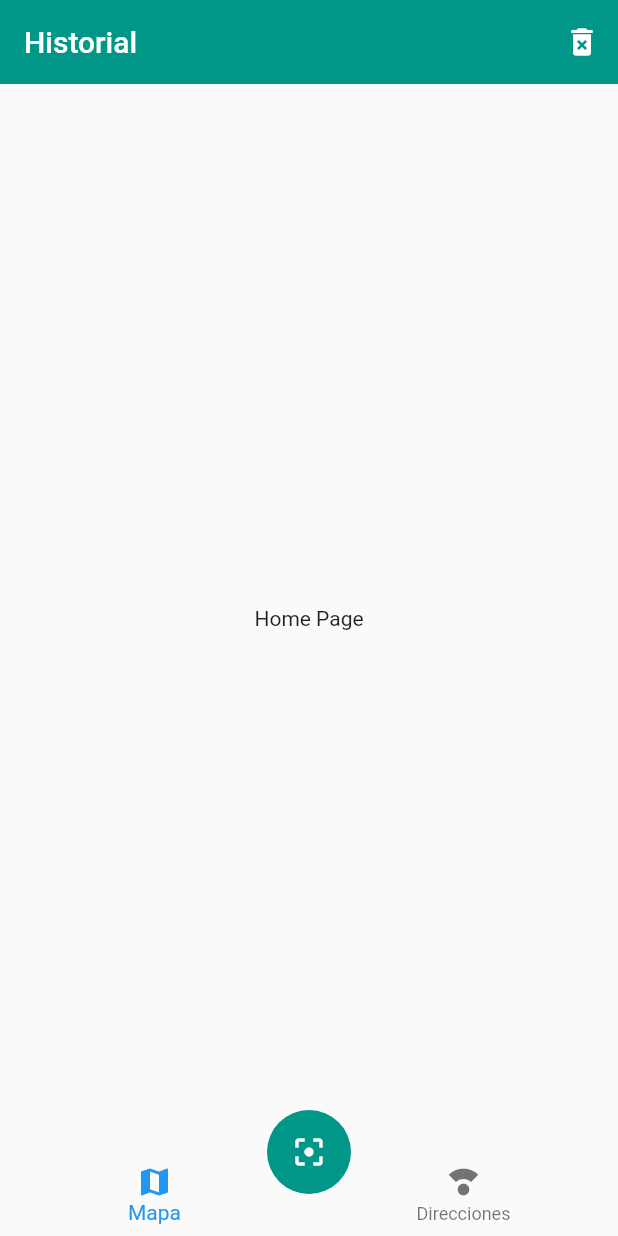
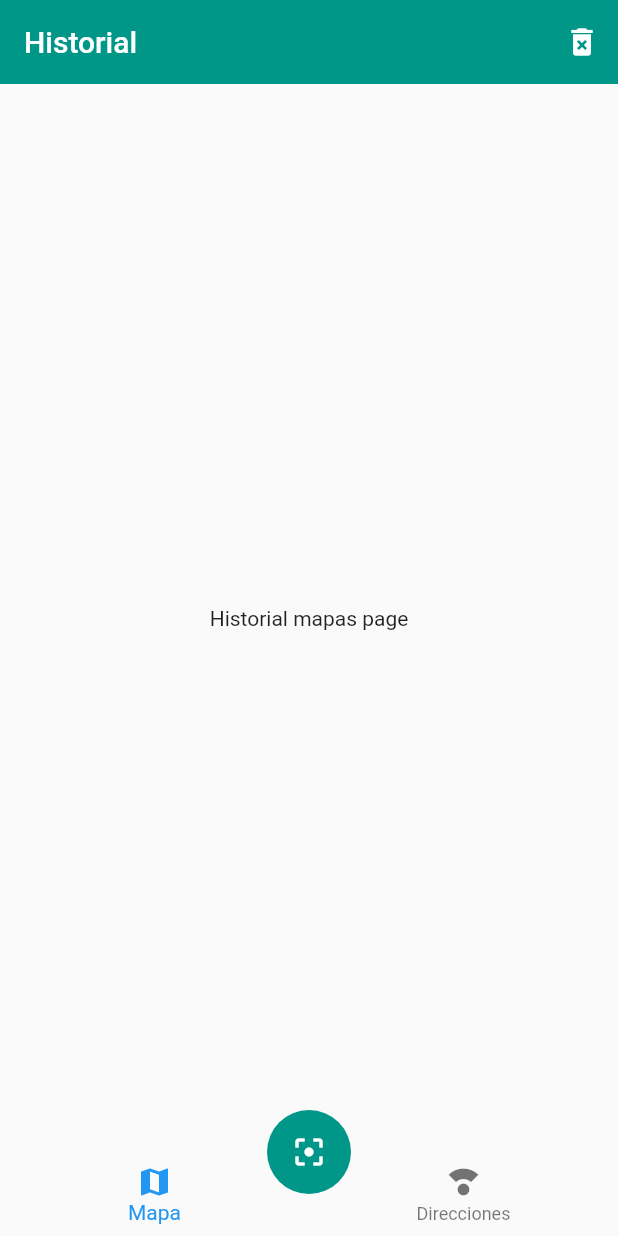
Before and after one commit to gilmarsanchez8/flutter-app-qr, a Flutter app: the screen it shows after launch, on a phone screen of 412 x 824 dp. Run offline on Flutter 3.47's test engine with Material 2 defaults, Android fonts, the light colour scheme and no system bars.

Commit message:
Navegar entre tabs

```diff
--- a/lib/main.dart
+++ b/lib/main.dart
@@ -1,13 +1,21 @@
 import 'package:flutter/material.dart';
 import 'package:flutter_app_qr/pages/home_page.dart';
 import 'package:flutter_app_qr/pages/maps_page.dart';
+import 'package:flutter_app_qr/providers/ui_provider.dart';
+import 'package:provider/provider.dart';
 
 void main() => runApp(MyApp());
 
 class MyApp extends StatelessWidget {
   @override
   Widget build(BuildContext context) {
-    return MaterialApp(
+    return MultiProvider(
+      providers: [
+        ChangeNotifierProvider(
+          create: (_) => new UIProvider(),
+        )
+      ],
+      child: MaterialApp(
         debugShowCheckedModeBanner: false,
         title: 'QR Reader',
         initialRoute: 'home',
@@ -21,6 +29,7 @@ class MyApp extends StatelessWidget {
             backgroundColor: Colors.teal
           )
         ),
+      ),
     );
   }
 }
--- /dev/null
+++ b/lib/pages/directions_maps_page.dart
@@ -0,0 +1,11 @@
+
+import 'package:flutter/material.dart';
+
+class DirectionsPage extends StatelessWidget {
+  @override
+  Widget build(BuildContext context) {
+    return Center(
+      child: Text('Direcciones page'),
+    );
+  }
+}
--- /dev/null
+++ b/lib/pages/history_maps_page.dart
@@ -0,0 +1,11 @@
+
+import 'package:flutter/material.dart';
+
+class HistoryMapasPage extends StatelessWidget {
+  @override
+  Widget build(BuildContext context) {
+    return Center(
+      child: Text('Historial mapas page'),
+    );
+  }
+}
--- a/lib/pages/home_page.dart
+++ b/lib/pages/home_page.dart
@@ -1,6 +1,11 @@
 import 'package:flutter/material.dart';
+import 'package:flutter_app_qr/pages/history_maps_page.dart';
+import 'package:flutter_app_qr/providers/ui_provider.dart';
 import 'package:flutter_app_qr/widgets/custom_navigator_bar.dart';
 import 'package:flutter_app_qr/widgets/scan_buttom.dart';
+import 'package:provider/provider.dart';
+
+import 'directions_maps_page.dart';
 
 class HomePage extends StatelessWidget {
   @override
@@ -10,18 +15,33 @@ class HomePage extends StatelessWidget {
         elevation: 0,
         title: Text('Historial'),
         actions: [
-          IconButton(
-            icon: Icon(Icons.delete_forever),
-            onPressed: (){}
-          )
+          IconButton(icon: Icon(Icons.delete_forever), onPressed: () {})
         ],
       ),
-      body: Center(
-        child: Text('Home Page'),
-      ),
+      body: _HomePageBody(),
       bottomNavigationBar: CustomNavigationBar(),
       floatingActionButton: ScanButton(),
       floatingActionButtonLocation: FloatingActionButtonLocation.centerDocked,
     );
   }
 }
+
+class _HomePageBody extends StatelessWidget {
+  @override
+  Widget build(BuildContext context) {
+    //Obtener el selected menu opt
+    final uiProvider = Provider.of<UIProvider>(context);
+    //Mostrar página respectiva
+    final currentIndex = uiProvider.selectedMenuOpt;
+    switch (currentIndex) {
+      case 0:
+        return HistoryMapasPage();
+        break;
+      case 1:
+        return DirectionsPage();
+        break;
+      default:
+        return HistoryMapasPage();
+    }
+  }
+}
--- /dev/null
+++ b/lib/providers/ui_provider.dart
@@ -0,0 +1,14 @@
+import 'package:flutter/material.dart';
+
+class UIProvider extends ChangeNotifier {
+  int _selectedMenuOpt = 0;
+
+  int get selectedMenuOpt {
+    return this._selectedMenuOpt;
+  }
+
+  set selectedMenuOpt(int i) {
+    this._selectedMenuOpt = i;
+    notifyListeners();
+  }
+}
--- a/lib/widgets/custom_navigator_bar.dart
+++ b/lib/widgets/custom_navigator_bar.dart
@@ -1,20 +1,20 @@
+import 'package:flutter/material.dart';
+import 'package:flutter_app_qr/providers/ui_provider.dart';
+import 'package:provider/provider.dart';
 
-import 'package:flutter/material.dart';
 class CustomNavigationBar extends StatelessWidget {
   @override
   Widget build(BuildContext context) {
+    final uiProvider = Provider.of<UIProvider>(context);
+    final currentIndex = uiProvider.selectedMenuOpt;
     return BottomNavigationBar(
+      onTap: (int i) => uiProvider.selectedMenuOpt = i,
       elevation: 0,
-      currentIndex: 0,
+      currentIndex: currentIndex,
       items: <BottomNavigationBarItem>[
+        BottomNavigationBarItem(icon: Icon(Icons.map), label: 'Mapa'),
         BottomNavigationBarItem(
-          icon: Icon(Icons.map),
-          label: 'Mapa'
-        ),
-        BottomNavigationBarItem(
-          icon: Icon(Icons.compass_calibration),
-          label: 'Direcciones'
-        )
+            icon: Icon(Icons.compass_calibration), label: 'Direcciones')
       ],
     );
   }
--- a/pubspec.yaml
+++ b/pubspec.yaml
@@ -28,6 +28,7 @@ dependencies:
   # The following adds the Cupertino Icons font to your application.
   # Use with the CupertinoIcons class for iOS style icons.
   cupertino_icons: ^1.0.2
+  provider: ^5.0.0
 
 dev_dependencies:
   flutter_test:
```
Also changed, not shown: pubspec.lock. Lines whose indentation alone changed are shown as unchanged.
